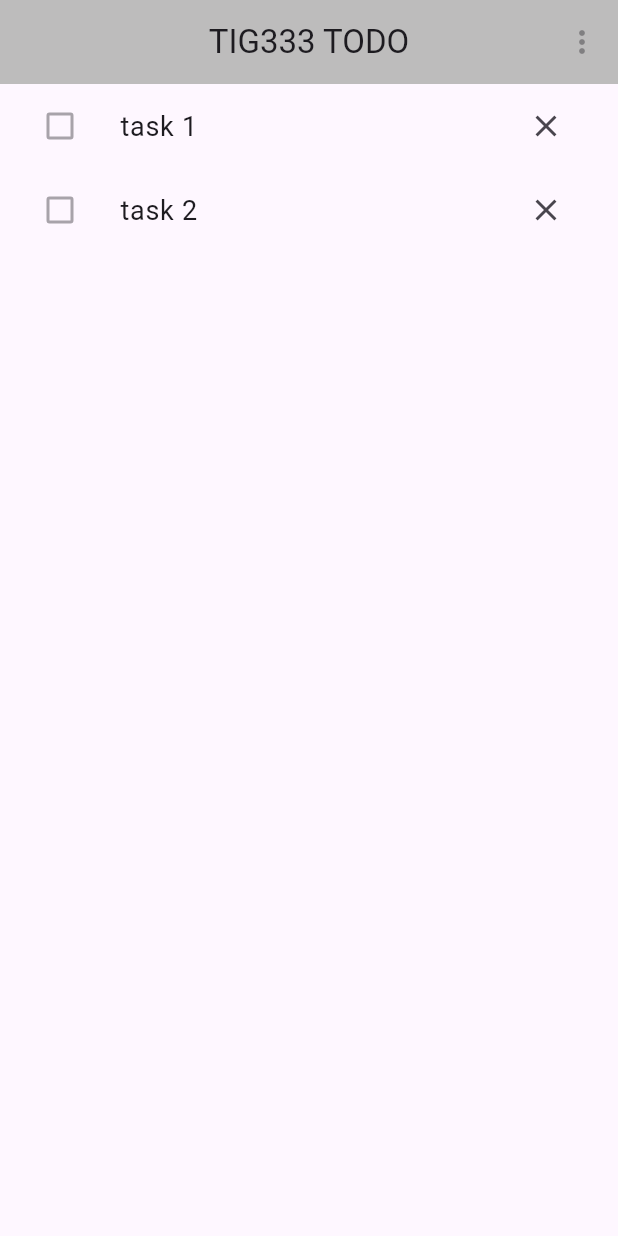
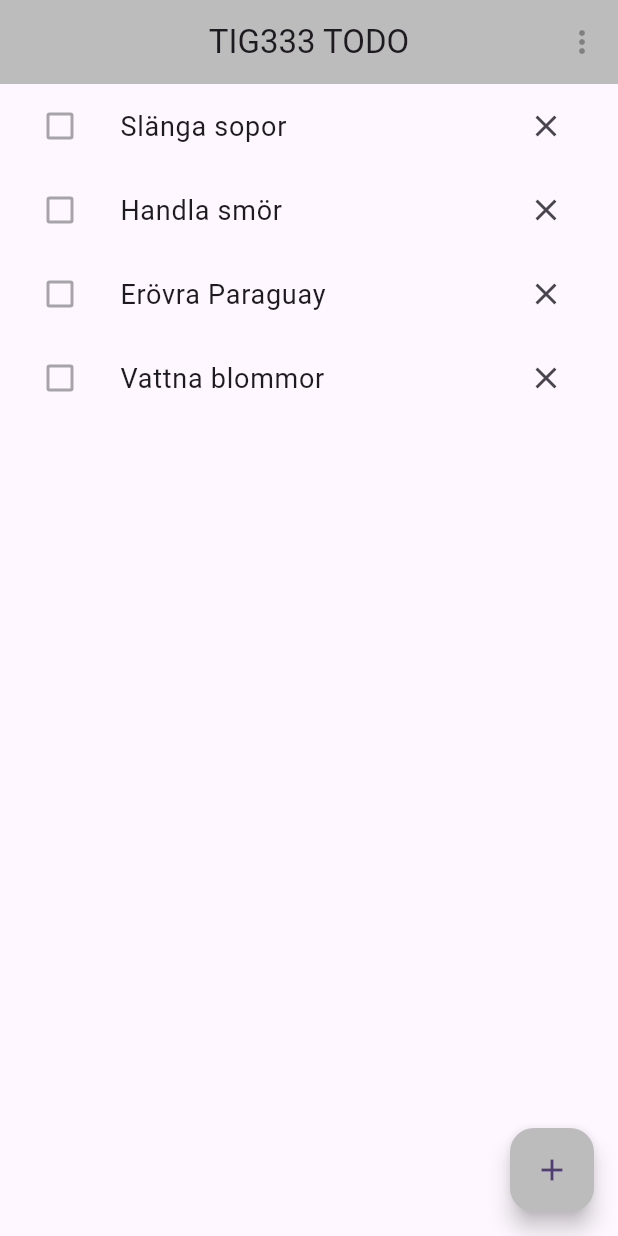
Before and after one commit to gu-tig333-ht23/gusbliel, a Flutter app: the screen it shows after launch, on a phone screen of 412 x 824 dp. Run offline on Flutter 3.47's test engine with Material 2 defaults, Android fonts, the phone set to English and light mode, and no system bars.

```diff
--- a/lib/main.dart
+++ b/lib/main.dart
@@ -8,73 +8,29 @@ void main() {
 class MyApp extends StatelessWidget {
   const MyApp({super.key});
 
-  // This widget is the root of your application.
   @override
   Widget build(BuildContext context) {
     return MaterialApp(
       title: 'Flutter Demo',
       debugShowCheckedModeBanner: false,
       theme: ThemeData(
-        // This is the theme of your application.
-        //
-        // TRY THIS: Try running your application with "flutter run". You'll see
-        // the application has a blue toolbar. Then, without quitting the app,
-        // try changing the seedColor in the colorScheme below to Colors.green
-        // and then invoke "hot reload" (save your changes or press the "hot
-        // reload" button in a Flutter-supported IDE, or press "r" if you used
-        // the command line to start the app).
-        //
-        // Notice that the counter didn't reset back to zero; the application
-        // state is not lost during the reload. To reset the state, use hot
-        // restart instead.
-        //
-        // This works for code too, not just values: Most code changes can be
-        // tested with just a hot reload.
+
         colorScheme: ColorScheme.fromSeed(seedColor: Colors.deepPurple),
         useMaterial3: true,
       ),
-      home: const MyHomePage(title: 'Flutter Demo Home Page'),
+      home: HomePageView(),
     );
   }
 }
 
-class MyHomePage extends StatefulWidget {
-  const MyHomePage({super.key, required this.title});
-
-  // This widget is the home page of your application. It is stateful, meaning
-  // that it has a State object (defined below) that contains fields that affect
-  // how it looks.
-
-  // This class is the configuration for the state. It holds the values (in this
-  // case the title) provided by the parent (in this case the App widget) and
-  // used by the build method of the State. Fields in a Widget subclass are
-  // always marked "final".
-
-  final String title;
-
-  @override
-  State<MyHomePage> createState() => _MyHomePageState();
-}
-
-class _MyHomePageState extends State<MyHomePage> {
+class HomePageView extends StatelessWidget {
 
   @override
   Widget build(BuildContext context) {
-    // This method is rerun every time setState is called, for instance as done
-    // by the _incrementCounter method above.
-    //
-    // The Flutter framework has been optimized to make rerunning build methods
-    // fast, so that you can just rebuild anything that needs updating rather
-    // than having to individually change instances of widgets.
+
     return Scaffold(
       appBar: AppBar(
-        // TRY THIS: Try changing the color here to a specific color (to
-        // Colors.amber, perhaps?) and trigger a hot reload to see the AppBar
-        // change color while the other colors stay the same.
         backgroundColor: const Color.fromARGB(255, 189, 188, 188),
-
-        // Here we take the value from the MyHomePage object that was created by
-        // the App.build method, and use it to set our appbar title.
         centerTitle: true,
         title: Text("TIG333 TODO"),
         actions: [
@@ -83,14 +39,66 @@ class _MyHomePageState extends State<MyHomePage> {
 
       ),
       body: ListView(
-        // Center is a layout widget. It takes a single child and positions it
-        // in the middle of the parent.
         children: [
-          TaskListItem(taskText: "task 1"),
-          TaskListItem(taskText: "task 2")
+          TaskListItem(taskText: "Slänga sopor"),
+          TaskListItem(taskText: "Handla smör"),
+          TaskListItem(taskText: "Erövra Paraguay"),
+          TaskListItem(taskText: "Vattna blommor")
         ]
 
+      ),
+      floatingActionButton: FloatingActionButton(
+        onPressed: () {
+          Navigator.push(context, MaterialPageRoute(builder: (context) => AddTaskView()));
+        },
+
+        backgroundColor: const Color.fromARGB(255, 189, 188, 188),
+        child: Icon(Icons.add),
       ),
     );
   }
 }
+
+class AddTaskView extends StatelessWidget {
+
+  @override
+  Widget build(BuildContext context) {
+
+    return Scaffold(
+      appBar: AppBar(
+
+        backgroundColor: const Color.fromARGB(255, 189, 188, 188),
+
+        centerTitle: true,
+        title: Text("TIG333 TODO"),
+        actions: [
+          IconButton(icon: Icon(Icons.more_vert), onPressed: (null))
+        ]
+      ),
+      body: Padding(
+        padding: const EdgeInsets.all(16.0),
+        child: Column(
+          children: [
+            TextField(
+              decoration: InputDecoration(
+                hintText: 'Enter task name',
+              ),
+            ),
+            SizedBox(height: 20.0),
+            TextButton(
+              onPressed: () {
+
+              },
+              style: TextButton.styleFrom(
+                textStyle: TextStyle(color: Colors.black),
+
+              ),
+              child: Text('+ ADD', style:
+                TextStyle(color: Colors.black),),
+            ),
+        ]
+       )
+     )
+    );
+  }
+}
```
